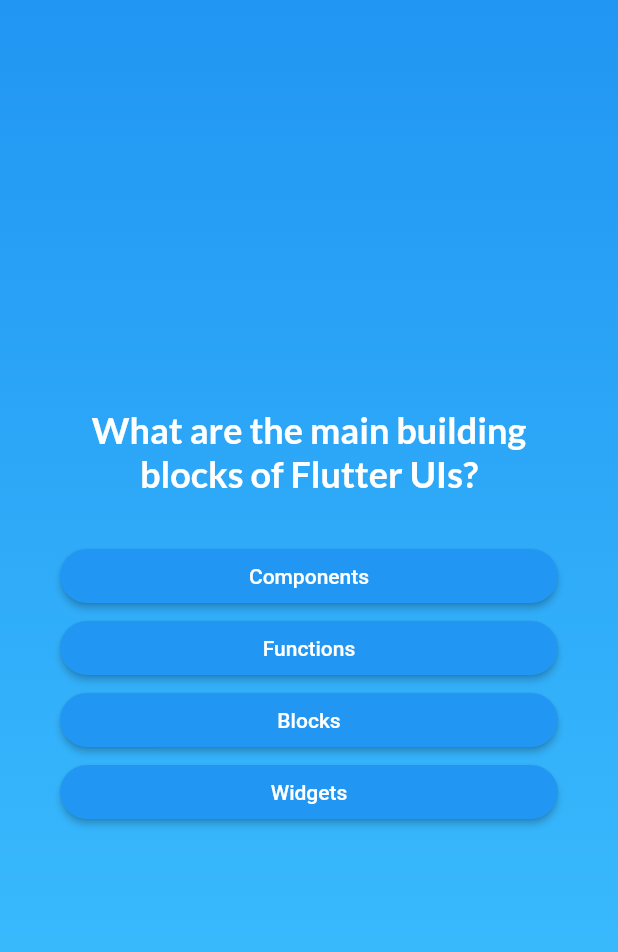
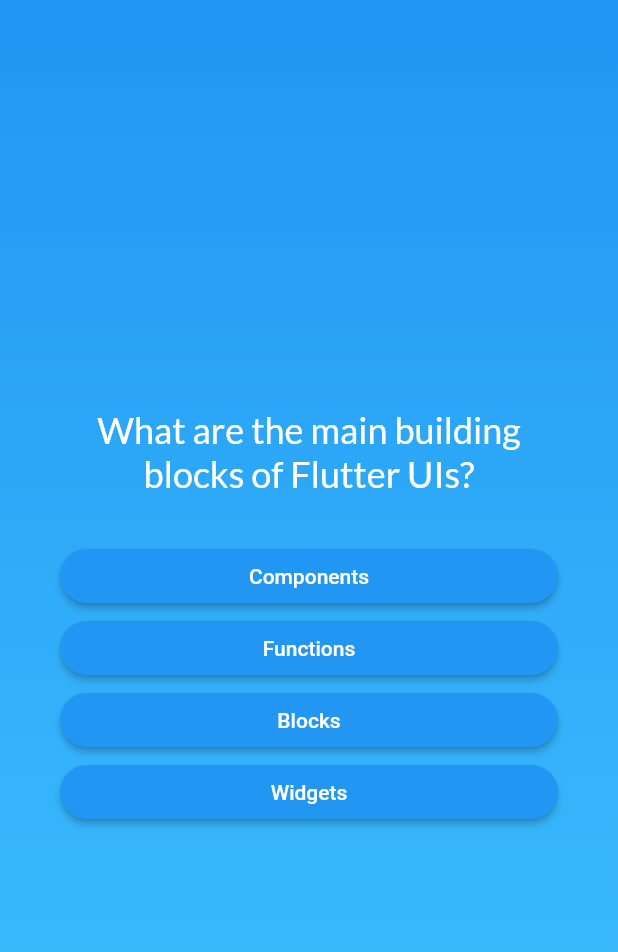
Before and after one commit to mjr2595/flutter-quiz-app, a Flutter app: the screen it shows after launch, after a tap on "Start Quiz", on a phone screen of 412 x 824 dp. Shown: the top 952 px of the screen. Run offline on Flutter 3.47's test engine with Material 2 defaults, Android fonts, the phone set to English and light mode, and no system bars; our stand-ins replace google_fonts.

Commit message:
Updated: font styling

```diff
--- a/lib/questions_screen.dart
+++ b/lib/questions_screen.dart
@@ -38,7 +38,6 @@ class _QuestionsScreenState extends State<QuestionsScreen> {
               style: GoogleFonts.lato(
                 color: Colors.white,
                 fontSize: 24,
-                fontWeight: FontWeight.bold,
               ),
               textAlign: TextAlign.center,
             ),
--- a/lib/start_screen.dart
+++ b/lib/start_screen.dart
@@ -1,4 +1,5 @@
 import 'package:flutter/material.dart';
+import 'package:google_fonts/google_fonts.dart';
 
 class StartScreen extends StatelessWidget {
   const StartScreen(this.startQuiz, {super.key});
@@ -17,11 +18,12 @@ class StartScreen extends StatelessWidget {
             color: const Color.fromARGB(150, 255, 255, 255),
           ),
           const SizedBox(height: 80),
-          const Text(
+          Text(
             'Learn Flutter the fun way!',
-            style: TextStyle(
+            style: GoogleFonts.lato(
+              color: Colors.white,
               fontSize: 24,
-              color: Colors.white,
+              fontWeight: FontWeight.bold,
             ),
           ),
           const SizedBox(height: 30),
```
